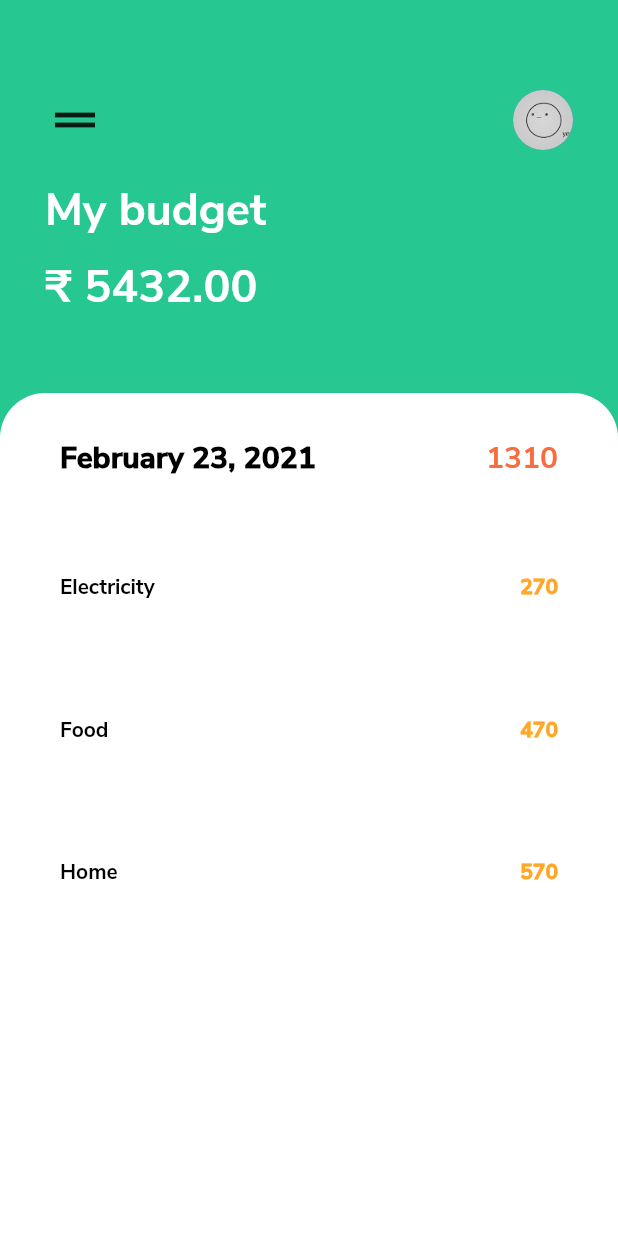
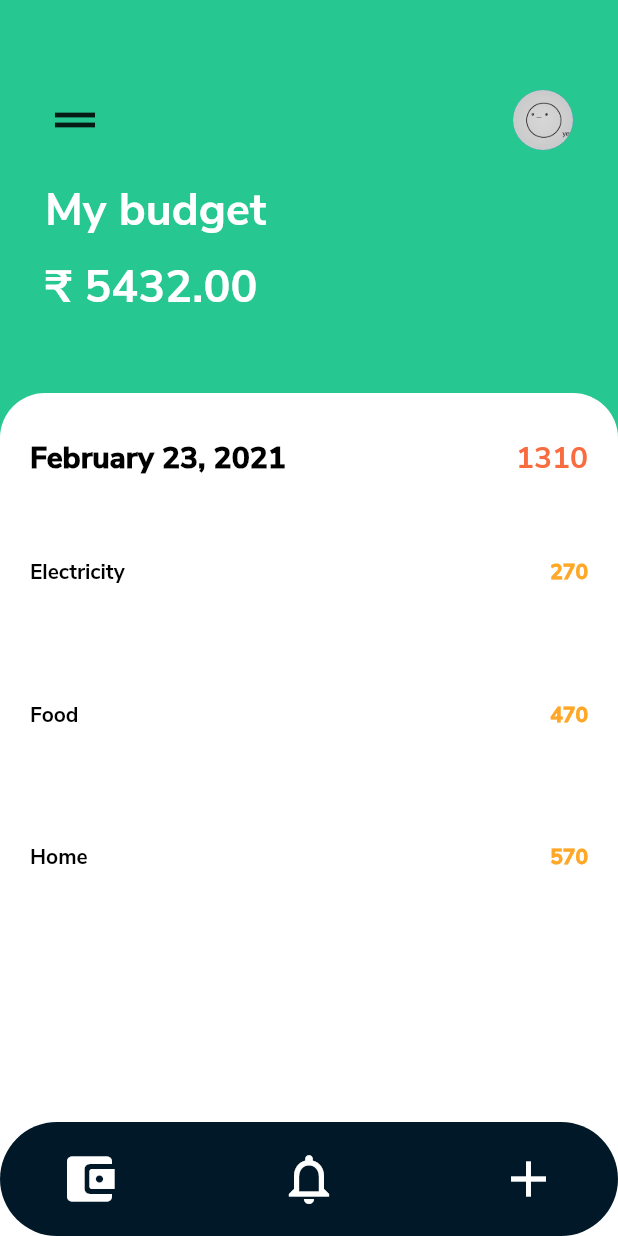
Before and after one commit to keertirajmalik/Pocket-Friend, a Flutter app: the screen it shows after launch, on a phone screen of 412 x 824 dp. Run offline on Flutter 3.47's test engine with Material 2 defaults, Android fonts, the phone set to English and light mode, and no system bars.

Commit message:
adding app icons at bottom

```diff
--- a/lib/screens/home_screen.dart
+++ b/lib/screens/home_screen.dart
@@ -1,6 +1,7 @@
 import 'package:flutter/material.dart';
 import 'package:pocket_friend/widgets/expense_list.dart';
 import 'package:pocket_friend/widgets/expense_total_list.dart';
+import 'package:pocket_friend/widgets/icons.dart';
 
 class HomeScreen extends StatelessWidget {
   @override
@@ -52,7 +53,6 @@ class HomeScreen extends StatelessWidget {
           ),
           Expanded(
             child: Container(
-              padding: EdgeInsets.symmetric(horizontal: 20.0),
               decoration: BoxDecoration(
                 color: Colors.white,
                 borderRadius: BorderRadius.only(
@@ -64,8 +64,8 @@ class HomeScreen extends StatelessWidget {
                 children: [
                   SizedBox(height: 30.0),
                   ExpenseTotalList(),
-                  SizedBox(height: 10.0),
                   ExpensesList(),
+                  AppIcons(),
                 ],
               ),
             ),
--- /dev/null
+++ b/lib/widgets/icons.dart
@@ -0,0 +1,38 @@
+import 'package:flutter/material.dart';
+
+class AppIcons extends StatelessWidget {
+  @override
+  Widget build(BuildContext context) {
+    return Container(
+      padding: const EdgeInsets.all(18.0),
+      decoration: BoxDecoration(
+        color: Color(0xff001827),
+        borderRadius: BorderRadius.all(
+          Radius.circular(50.0),
+        ),
+      ),
+      child: Row(
+        mainAxisAlignment: MainAxisAlignment.spaceAround,
+        children: [
+          Icon(
+            Icons.account_balance_wallet_rounded,
+            size: 40.0,
+            color: Colors.white,
+          ),
+          SizedBox(width: 20.0),
+          Icon(
+            Icons.notifications_outlined,
+            size: 40.0,
+            color: Colors.white,
+          ),
+          SizedBox(width: 20.0),
+          Icon(
+            Icons.add,
+            size: 40.0,
+            color: Colors.white,
+          ),
+        ],
+      ),
+    );
+  }
+}
```
